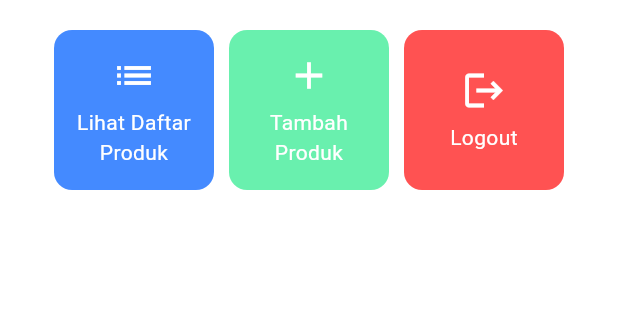
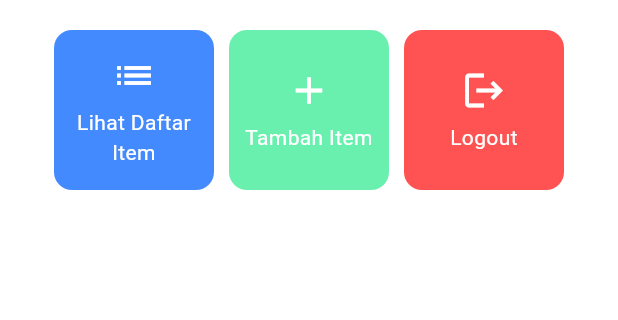
Before and after one commit to mairashasi/shtoree-mobile, a Flutter app: the screen it shows after launch, on a phone screen of 412 x 824 dp, the part 387-707 px from its top. Run offline on Flutter 3.47's test engine with Material 3 defaults, Android fonts, the phone set to English and light mode, and no system bars.

Commit message:
memperbaiki menu.dart

```diff
--- a/lib/screens/menu.dart
+++ b/lib/screens/menu.dart
@@ -1,6 +1,7 @@
 import 'package:flutter/material.dart';
 import 'package:shtoree/widgets/left_drawer.dart';
 import 'package:shtoree/widgets/item_card.dart';
+import 'package:shtoree/screens/additem_form.dart';
 
 class MyHomePage extends StatelessWidget {
   final String npm = '2306245724'; // NPM
@@ -8,8 +9,8 @@ class MyHomePage extends StatelessWidget {
   final String className = 'PBP B'; // Kelas
 
   final List<ItemHomepage> items = [ // berisi tombol''
-    ItemHomepage("Lihat Daftar Produk", Icons.list),
-    ItemHomepage("Tambah Produk", Icons.add),
+    ItemHomepage("Lihat Daftar Item", Icons.list),
+    ItemHomepage("Tambah Item", Icons.add),
     ItemHomepage("Logout", Icons.logout),
   ];
 
@@ -21,7 +22,7 @@ class MyHomePage extends StatelessWidget {
     return Scaffold(
       // AppBar adalah bagian atas halaman yang menampilkan judul.
       appBar: AppBar(
-        // Judul aplikasi "Mental Health Tracker" dengan teks putih dan tebal.
+        // Judul aplikasi "shtoree" dengan teks putih dan tebal.
         title: const Text(
           'shtoree',
           style: TextStyle(
@@ -85,7 +86,27 @@ class MyHomePage extends StatelessWidget {
 
                     // Menampilkan ItemCard untuk setiap item dalam list items.
                     children: items.map((ItemHomepage item) {
-                      return ItemCard(item);
+                      return ItemCard(
+                        item,
+                        onTap: () {
+                          // Navigasi tergantung pada tombol yang ditekan
+                          if (item.name == "Tambah Item") {
+                            Navigator.push(
+                              context,
+                              MaterialPageRoute(
+                                builder: (context) => const AddItemFormPage(),
+                              ),
+                            );
+                          } else {
+                            // Menampilkan snackbar jika bukan "Tambah Item"
+                            ScaffoldMessenger.of(context)
+                              ..hideCurrentSnackBar()
+                              ..showSnackBar(
+                                SnackBar(content: Text("Kamu telah menekan tombol ${item.name}!")),
+                              );
+                          }
+                        },
+                      );
                     }).toList(),
                   ),
                 ],
@@ -141,17 +162,18 @@ class ItemCard extends StatelessWidget {
   // Menampilkan kartu dengan ikon dan nama.
 
   final ItemHomepage item;
+  final VoidCallback onTap; // Callback ketika tombol ditekan
 
-  const ItemCard(this.item, {super.key});
+  const ItemCard(this.item, {super.key, required this.onTap});
 
   @override
   Widget build(BuildContext context) {
     // Setting different colors for each button
     Color backgroundColor;
-    if (item.name == "Lihat Daftar Produk") {
-      backgroundColor = Colors.blueAccent; // Color for "Lihat Daftar Produk"
-    } else if (item.name == "Tambah Produk") {
-      backgroundColor = Colors.greenAccent; // Color for "Tambah Produk"
+    if (item.name == "Lihat Daftar Item") {
+      backgroundColor = Colors.blueAccent; // Color for "Lihat Daftar Item"
+    } else if (item.name == "Tambah Item") {
+      backgroundColor = Colors.greenAccent; // Color for "Tambah Item"
     } else if (item.name == "Logout") {
       backgroundColor = Colors.redAccent; // Color for "Logout"
     } else {
@@ -164,14 +186,8 @@ class ItemCard extends StatelessWidget {
       // Membuat sudut kartu melengkung.
       borderRadius: BorderRadius.circular(12),
       child: InkWell(
-        // Aksi ketika kartu ditekan.
-        onTap: () {
-          ScaffoldMessenger.of(context)
-            ..hideCurrentSnackBar()
-            ..showSnackBar(
-              SnackBar(content: Text("Kamu telah menekan tombol ${item.name}!")),
-            );
-        },
+        // Menggunakan callback yang diberikan
+        onTap: onTap,
         // Container untuk menyimpan Icon dan Text
         child: Container(
           padding: const EdgeInsets.all(8),
```
Also changed, not shown: 1 other file.
